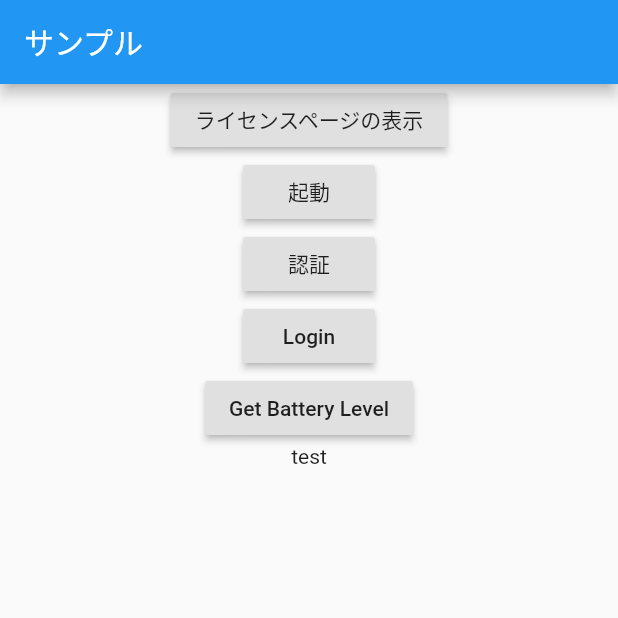
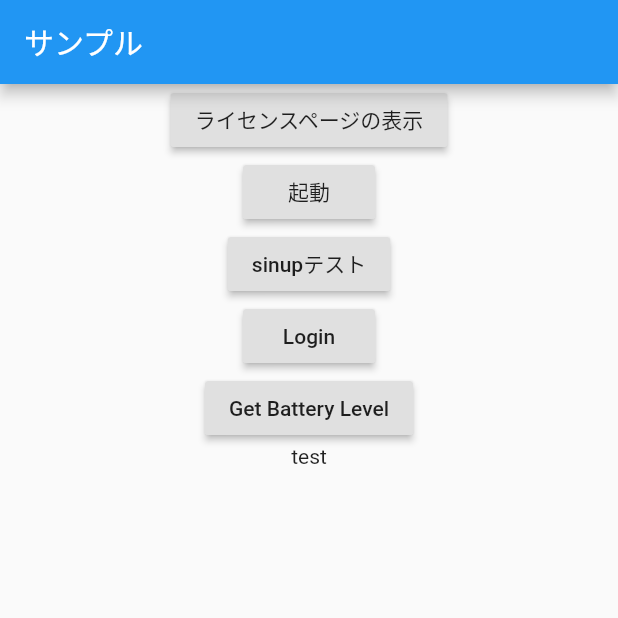
Before and after one commit to TokyoYoshida/glossary_app, a Flutter app: the screen it shows after launch, on a phone screen of 412 x 824 dp, the top half of it. Run offline on Flutter 3.47's test engine with Material 2 defaults, Android fonts, the phone set to English and light mode, and no system bars; our stand-ins replace flutter_login; missing offline and left inert: amazon_cognito_identity_dart; accounts and stored records are empty.

Commit message:
ルートを変えた

```diff
--- a/lib/main.dart
+++ b/lib/main.dart
@@ -21,7 +21,7 @@ class MyApp extends StatelessWidget {
   Widget build(BuildContext context) {
     return MaterialApp(home: MyTop(), routes: <String, WidgetBuilder>{
       '/home': (BuildContext context) => new MyCenter(),
-      '/test': (BuildContext context) => new MyAuthTest(),
+      '/test': (BuildContext context) => new MySignup(),
       '/login': (BuildContext context) => new LoginTopScreen(),
       '/afterlogin': (BuildContext context) => new MyAuthTest(),
       '/aftersingup': (BuildContext context) => new MySignup()
@@ -52,7 +52,7 @@ class MyTop extends StatelessWidget {
                   child: Text('起動'),
                   onPressed: () => Navigator.of(context).pushNamed('/home')),
               RaisedButton(
-                  child: Text('認証'),
+                  child: Text('sinupテスト'),
                   onPressed: () => Navigator.of(context).pushNamed('/test')),
               RaisedButton(
                   child: Text('Login'),
--- a/lib/view/auth_view.dart
+++ b/lib/view/auth_view.dart
@@ -125,8 +125,9 @@ class MySignup extends StatelessWidget {
     return new Scaffold(
         body: Form(
           key: _formKey,
-          child: Column(
-            crossAxisAlignment: CrossAxisAlignment.start,
+          child: Center(
+            child: Column(
+            crossAxisAlignment: CrossAxisAlignment.center,
             children: <Widget>[
               TextFormField(
                 decoration: const InputDecoration(
@@ -155,6 +156,7 @@ class MySignup extends StatelessWidget {
             ],
           ),
         )
+        )
     );
   }
 }
```
